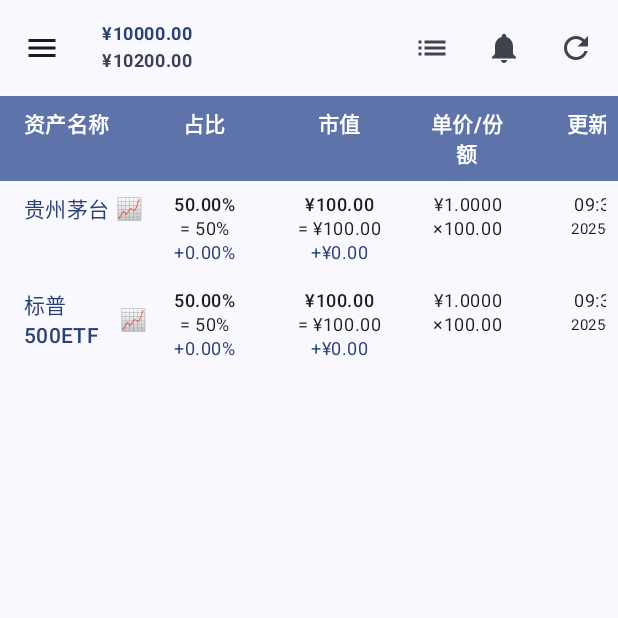
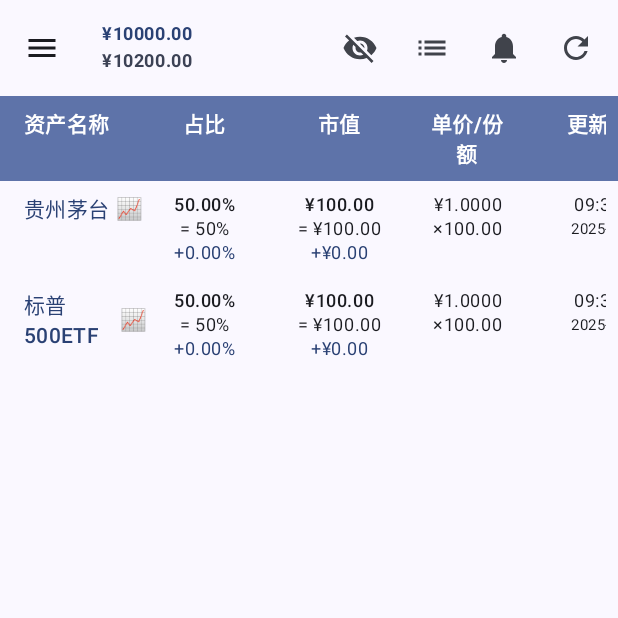
Before and after one commit to supplient/SAAA, an Android app built with Jetpack Compose: the AssetListScreen screen opened through its navigation route, on a phone screen of 412 x 824 dp, the top half of it. Run offline under Robolectric (Android 15) with nearby library versions, the phone set to English and light mode, and no system bars; our stand-ins replace Dagger/Hilt's generated code, Room's generated code.

Commit message:
feat: 增加隐藏具体资产数目的功能
- 在资产列表界面右上角新增隐藏按钮（位于原三个按钮左边）
- 实现开关功能，控制是否显示具体资产数目
- 隐藏状态下，以下项目显示为***：
  * 总资产
  * 可用现金（编辑对话框中仍显示具体数值）
  * 各资产的市值（包括目标市值、当前市值、偏差市值）
  * 各资产的持有份额
- 修改PortfolioViewModel添加隐藏状态管理
- 修改AssetListScreen添加隐藏按钮和状态传递
- 修改AssetTable实现隐藏显示逻辑

```diff
--- a/StrategicAssetAllocationAssistant/app/src/main/java/com/example/strategicassetallocationassistant/ui/asset/AssetListScreen.kt
+++ b/StrategicAssetAllocationAssistant/app/src/main/java/com/example/strategicassetallocationassistant/ui/asset/AssetListScreen.kt
@@ -8,6 +8,8 @@ import androidx.compose.material.icons.Icons
 import androidx.compose.material.icons.filled.Add
 import androidx.compose.material.icons.filled.Menu
 import androidx.compose.material.icons.filled.Refresh
+import androidx.compose.material.icons.filled.Visibility
+import androidx.compose.material.icons.filled.VisibilityOff
 import androidx.compose.foundation.clickable
 import androidx.compose.material3.*
 import androidx.compose.runtime.*
@@ -84,6 +86,7 @@ fun AssetListScreen(
                             totalAssets = totalAssets,
                             availableCash = portfolio.cash,
                             targetWeightSum = targetWeightSum,
+                            isHidden = viewModel.isAssetAmountHidden.collectAsState().value,
                             onClick = {
                                 cashInputValue = String.format("%.2f", portfolio.cash)
                                 showCashEditDialog = true
@@ -96,6 +99,14 @@ fun AssetListScreen(
                         }
                     },
                     actions = {
+                        // 隐藏资产数目按钮
+                        IconButton(onClick = { viewModel.toggleAssetAmountHidden() }) {
+                            val isHidden by viewModel.isAssetAmountHidden.collectAsState()
+                            Icon(
+                                imageVector = if (isHidden) Icons.Default.Visibility else Icons.Default.VisibilityOff,
+                                contentDescription = if (isHidden) "显示资产数目" else "隐藏资产数目"
+                            )
+                        }
                         IconButton(onClick = onOpenTransactions) {
                             Icon(imageVector = Icons.AutoMirrored.Filled.List, contentDescription = "交易")
                         }
@@ -123,6 +134,7 @@ fun AssetListScreen(
                 // 资产列表表格
                 AssetTable(
                     analyses = analyses,
+                    isHidden = viewModel.isAssetAmountHidden.collectAsState().value,
                     onAddTransaction = onAddTransactionForAsset,
                     onEditAsset = onEditAsset,
                     modifier = Modifier.fillMaxSize()
@@ -136,7 +148,7 @@ fun AssetListScreen(
                     title = { Text("编辑可用现金") },
                     text = {
                         Column(modifier = Modifier.fillMaxWidth()) {
-                            // 总资产展示（只读）
+                            // 总资产展示（只读，始终显示具体数值）
                             Row(
                                 modifier = Modifier.fillMaxWidth(),
                                 horizontalArrangement = Arrangement.SpaceBetween,
@@ -162,7 +174,7 @@ fun AssetListScreen(
                             }
 
                             Spacer(modifier = Modifier.height(8.dp))
-                            // 可用现金编辑
+                            // 可用现金编辑（始终显示具体数值）
                             OutlinedTextField(
                                 value = cashInputValue,
                                 onValueChange = { cashInputValue = it },
@@ -215,6 +227,7 @@ private fun SummaryBar(
     totalAssets: Double,
     availableCash: Double,
     targetWeightSum: Double,
+    isHidden: Boolean,
     onClick: () -> Unit,
     modifier: Modifier = Modifier
 ) {
@@ -231,14 +244,14 @@ private fun SummaryBar(
             horizontalAlignment = Alignment.Start
         ) {
             Text(
-                text = "¥${String.format("%.2f", availableCash)}",
+                text = if (isHidden) "***" else "¥${String.format("%.2f", availableCash)}",
                 style = MaterialTheme.typography.bodySmall,
                 color = MaterialTheme.colorScheme.primary,
                 fontWeight = FontWeight.Bold,
                 textAlign = TextAlign.Start
             )
             Text(
-                text = "¥${String.format("%.2f", totalAssets)}",
+                text = if (isHidden) "***" else "¥${String.format("%.2f", totalAssets)}",
                 style = MaterialTheme.typography.bodySmall,
                 color = MaterialTheme.colorScheme.secondary,
                 fontWeight = FontWeight.Bold,
--- a/StrategicAssetAllocationAssistant/app/src/main/java/com/example/strategicassetallocationassistant/ui/asset/AssetTable.kt
+++ b/StrategicAssetAllocationAssistant/app/src/main/java/com/example/strategicassetallocationassistant/ui/asset/AssetTable.kt
@@ -30,6 +30,7 @@ import java.time.format.DateTimeFormatter
 @Composable
 fun AssetTable(
     analyses: List<PortfolioViewModel.AssetAnalysis>,
+    isHidden: Boolean,
     onAddTransaction: (java.util.UUID) -> Unit,
     onEditAsset: (java.util.UUID) -> Unit,
     modifier: Modifier = Modifier
@@ -39,6 +40,7 @@ fun AssetTable(
     Column(modifier = modifier) {
         // 表头
         AssetTableHeader(
+            isHidden = isHidden,
             horizontalScrollState = horizontalScrollState,
             modifier = Modifier.fillMaxWidth()
         )
@@ -50,6 +52,7 @@ fun AssetTable(
             items(analyses) { analysis ->
                 AssetTableRow(
                     analysis = analysis,
+                    isHidden = isHidden,
                     horizontalScrollState = horizontalScrollState,
                     onAddTransaction = { onAddTransaction(analysis.asset.id) },
                     onEditAsset = { onEditAsset(analysis.asset.id) },
@@ -65,6 +68,7 @@ fun AssetTable(
  */
 @Composable
 private fun AssetTableHeader(
+    isHidden: Boolean,
     horizontalScrollState: androidx.compose.foundation.ScrollState,
     modifier: Modifier = Modifier
 ) {
@@ -184,6 +188,7 @@ private fun AssetTableHeader(
 @OptIn(ExperimentalFoundationApi::class)
 private fun AssetTableRow(
     analysis: PortfolioViewModel.AssetAnalysis,
+    isHidden: Boolean,
     horizontalScrollState: androidx.compose.foundation.ScrollState,
     onAddTransaction: () -> Unit,
     onEditAsset: () -> Unit,
@@ -284,18 +289,18 @@ private fun AssetTableRow(
                     horizontalAlignment = Alignment.CenterHorizontally
                 ) {
                     Text(
-                        text = "¥${String.format("%.2f", analysis.marketValue)}",
+                        text = if (isHidden) "***" else "¥${String.format("%.2f", analysis.marketValue)}",
                         style = MaterialTheme.typography.bodySmall,
                         fontWeight = FontWeight.Medium,
                         textAlign = TextAlign.Center
                     )
                     Text(
-                        text = "= ¥${String.format("%.2f", analysis.targetMarketValue)}",
+                        text = if (isHidden) "***" else "= ¥${String.format("%.2f", analysis.targetMarketValue)}",
                         style = MaterialTheme.typography.bodySmall,
                         textAlign = TextAlign.Center
                     )
                     Text(
-                        text = "${if (analysis.deviationValue >= 0) "+" else ""}¥${String.format("%.2f", analysis.deviationValue)}",
+                        text = if (isHidden) "***" else "${if (analysis.deviationValue >= 0) "+" else ""}¥${String.format("%.2f", analysis.deviationValue)}",
                         style = MaterialTheme.typography.bodySmall,
                         color = if (analysis.deviationValue >= 0) MaterialTheme.colorScheme.primary else MaterialTheme.colorScheme.error,
                         textAlign = TextAlign.Center
@@ -314,12 +319,12 @@ private fun AssetTableRow(
                     horizontalAlignment = Alignment.CenterHorizontally
                 ) {
                     Text(
-                        text = "¥${String.format("%.4f", analysis.asset.unitValue ?: 0.0)}",
+                        text = if (isHidden) "***" else "¥${String.format("%.4f", analysis.asset.unitValue ?: 0.0)}",
                         style = MaterialTheme.typography.bodySmall,
                         textAlign = TextAlign.Center
                     )
                     Text(
-                        text = "×${String.format("%.2f", analysis.asset.shares ?: 0.0)}",
+                        text = if (isHidden) "***" else "×${String.format("%.2f", analysis.asset.shares ?: 0.0)}",
                         style = MaterialTheme.typography.bodySmall,
                         textAlign = TextAlign.Center
                     )
--- a/StrategicAssetAllocationAssistant/app/src/main/java/com/example/strategicassetallocationassistant/ui/asset/PortfolioViewModel.kt
+++ b/StrategicAssetAllocationAssistant/app/src/main/java/com/example/strategicassetallocationassistant/ui/asset/PortfolioViewModel.kt
@@ -121,4 +121,13 @@ class PortfolioViewModel @Inject constructor(
             repository.updateNote(note)
         }
     }
+
+    // 隐藏资产数目的状态
+    private val _isAssetAmountHidden = MutableStateFlow(false)
+    val isAssetAmountHidden: StateFlow<Boolean> = _isAssetAmountHidden.asStateFlow()
+
+    /** 切换资产数目隐藏状态 */
+    fun toggleAssetAmountHidden() {
+        _isAssetAmountHidden.value = !_isAssetAmountHidden.value
+    }
 }
```
Also changed, not shown: StrategicAssetAllocationAssistant/app/build.gradle.kts (+6 -6 lines).
